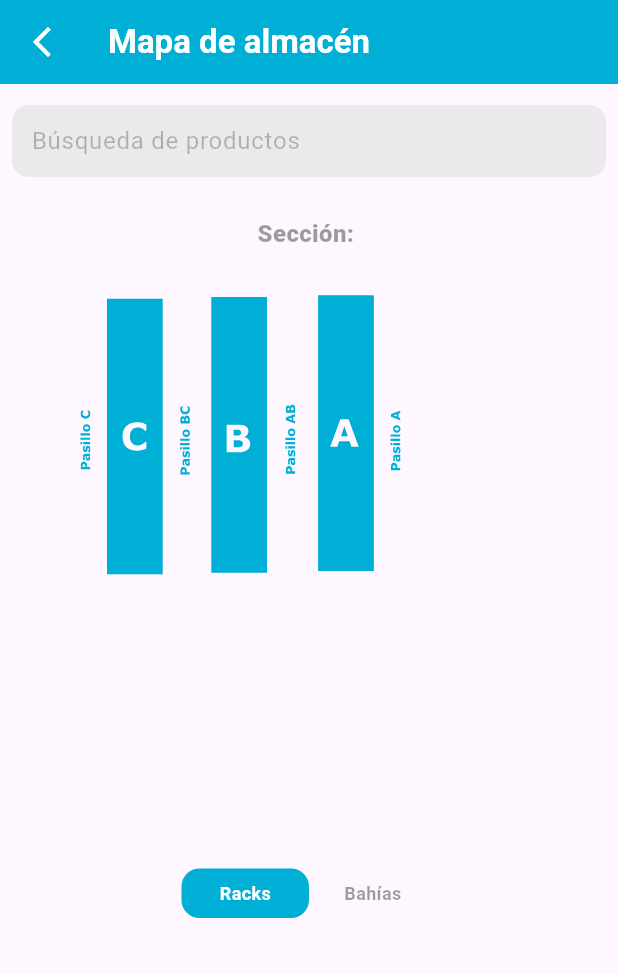
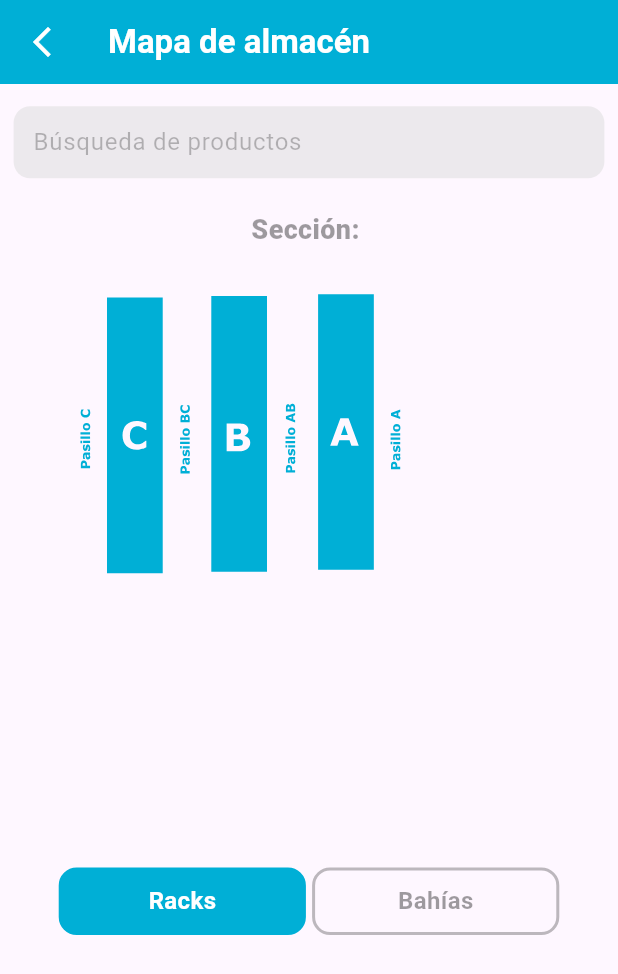
Before and after one commit to ValeBM-gif/app_handheld, a Flutter app: the MapaAlmacenScreen screen opened directly, on a phone screen of 412 x 824 dp. Shown: the top 974 px of the screen. Run offline on Flutter 3.47's test engine with Material 3 defaults, Android fonts, the light colour scheme and no system bars; drawn by our look-alikes of sliding_up_panel; our stand-ins replace animate_do, flutter_easyloading, numberpicker, path_drawing, shared_preferences, video_player; missing offline and left inert: keyboard_visibility_pro; accounts and stored records are empty.

Commit message:
fixes en mapa

```diff
--- a/lib/screens/mapa_almacen_screen.dart
+++ b/lib/screens/mapa_almacen_screen.dart
@@ -41,6 +41,7 @@ class _MapaAlmacenScreenState extends State<MapaAlmacenScreen> {
   bool mostrarListaCoincidencias = false;
   bool mapaCargado = false;
   bool mostrarDetalleBahia = false;
+
   String vista = "2";
   //vista 1: rack
   //vista 2: bahía
@@ -170,7 +171,7 @@ class _MapaAlmacenScreenState extends State<MapaAlmacenScreen> {
       clipper: clipper,
       child: GestureDetector(
         onTap: () => element != null
-            ? onElementSelected(element, abrirPanel, tapEnDetalle)
+            ? onElementSelected(element, abrirPanel, tapEnDetalle, false)
             : () {
                 print('element nulo');
               },
@@ -182,13 +183,12 @@ class _MapaAlmacenScreenState extends State<MapaAlmacenScreen> {
   }
 
   Future<void> onElementSelected(ElementoDeSVG svgElement,
-      bool tapEnMapaPrincipal, bool tapEnMapaDetalle) async {
+      bool tapEnMapaPrincipal, bool tapEnMapaDetalle, bool seleccionDeCoincidencia) async {
+    if(!seleccionDeCoincidencia){
       if (!mostrarDetalleBahia) {
         for (var e in elementosDeSVGPrincipal!) {
           e.resaltado = false;
           objetoSeleccionado = null;
-        // rackResaltado=null;
-        // bahiasResaltadas=[];
         }
         if (svgElement.tipoElemento == '2') {
           if (rackResaltado == null || svgElement.id != ultimoRackResaltado?.id) {
@@ -302,6 +302,26 @@ class _MapaAlmacenScreenState extends State<MapaAlmacenScreen> {
           elementosDeSVGDetalle
               ?.firstWhere((element) => element.id == svgElement.id)
               .resaltado = true;
+        }
+      }
+    }else{
+      for (var e in elementosDeSVGPrincipal!) {
+        e.resaltado = false;
+        objetoSeleccionado = null;
+        bahiasResaltadas.clear();
+        for (var rack in racks) {
+          for (var bahia in rack.bahias) {
+            if (bahia.id == svgElement.id) {
+              objetoSeleccionado = bahia;
+              elementosDeSVGPrincipal
+                  ?.firstWhere((element) => element.id == svgElement.id)
+                  .resaltado = true;
+              bahiasResaltadas.add(elementosDeSVGPrincipal!
+                  .firstWhere((element) => element.id == svgElement.id));
+              ultimasBahiasResaltadas = bahiasResaltadas;
+            }
+          }
+        }
       }
     }
 
@@ -431,7 +451,7 @@ class _MapaAlmacenScreenState extends State<MapaAlmacenScreen> {
                     ),
                   ),
                   vista == '1'
-                      ? GestureDetector(
+                      ?productosAMostrar.isNotEmpty? GestureDetector(
                           onTap: () {
                             mostrarDetalleBahia = !mostrarDetalleBahia;
                             setState(() {});
@@ -440,7 +460,7 @@ class _MapaAlmacenScreenState extends State<MapaAlmacenScreen> {
                               ? Icons.arrow_drop_down
                               : Icons.arrow_drop_up),
                         )
-                      : const SizedBox(),
+                      : const SizedBox(): const SizedBox(),
                   mostrarDetalleBahia
                       ? Center(
                           child: Padding(
@@ -485,37 +505,61 @@ class _MapaAlmacenScreenState extends State<MapaAlmacenScreen> {
                           separatorBuilder: (context, index) {
                             return const Divider();
                           },
-                          itemCount: productosAMostrar.length,
+                          itemCount:productosAMostrar.isNotEmpty? productosAMostrar.length:1,
                           itemBuilder: (context, index) {
-                            Producto producto = productosAMostrar[index];
+                            var producto;
+                            if(productosAMostrar.isNotEmpty){
+                               producto =productosAMostrar[index];
+                            }
+
                             return Container(
                               color: Colors.transparent,
                               child: Padding(
                                 padding: const EdgeInsets.symmetric(
                                     horizontal: 18.0),
                                 child: GestureDetector(
-                                  onTap: () {
+                                  onTap: () async {
+                                    if(productosAMostrar.isNotEmpty){
+                                      if(vista=='1'){
                                         mostrarDetalleBahia = true;
                                         for (var e in elementosDeSVGDetalle!) {
                                           if (e.id == '0${producto.nivel}') {
-                                        onElementSelected(e, false, false);
+                                            onElementSelected(e, false, false, false);
+                                          }
+                                        }
+                                      }else{
+                                        panelController.close();
+                                        vista='1';
+                                        loadSvgImagePrincipal(svgImg: svg);
+                                        List<ElementoDeSVG> elementos =
+                                            await getElementSVG(svg);
+                                        for (var elemento in elementos!) {
+                                          if (elemento.id ==
+                                              producto.locacion) {
+                                            print('lo encontró');
+                                            onElementSelected(
+                                                elemento, false, false, true);
+                                          } else {
+                                            print('no lo encontro');
+                                          }
+                                        }
                                       }
                                     }
                                     setState(() {});
                                   },
                                   child: ListTile(
                                     key: UniqueKey(),
-                                    leading: Image.network(
+                                    leading:productosAMostrar.isNotEmpty? Image.network(
                                       producto.pathFoto,
                                       height: 40,
                                       width: 40,
-                                    ),
-                                    title: Text(
-                                      producto.nombre,
+                                    ):const SizedBox(),
+                                    title: Text(productosAMostrar.isNotEmpty?
+                                      producto.nombre:'No hay productos en esta ubicación',
                                       style: greyTextStyle,
                                     ),
-                                    subtitle: Text(
-                                      'Locación: ${producto.locacion ?? 'no asignada'}',
+                                    subtitle: Text(productosAMostrar.isNotEmpty?
+                                      'Locación: ${producto.locacion ?? 'no asignada'}':'',
                                       style:
                                           greyTextStyle.copyWith(fontSize: 12),
                                     ),
@@ -532,11 +576,11 @@ class _MapaAlmacenScreenState extends State<MapaAlmacenScreen> {
                 children: [
                   Column(
                     children: [
-                      const SizedBox(
-                        height: 6,
+                       SizedBox(
+                        height: screenSize.height*.007,
                       ),
                       Padding(
-                        padding: const EdgeInsets.all(8.0),
+                        padding: EdgeInsets.all(screenSize.width * .022),
                         child: TextFormField(
                           cursorColor: kPrimaryColor,
                           decoration: InputDecoration(
@@ -557,7 +601,7 @@ class _MapaAlmacenScreenState extends State<MapaAlmacenScreen> {
                               },
                             ),
                             contentPadding:
-                                const EdgeInsets.only(left: 9, right: 9),
+                                 EdgeInsets.symmetric(horizontal: screenSize.width * .022),
                             labelText: 'Búsqueda de productos',
                             labelStyle: const TextStyle(color: Colors.black26),
                             filled: true,
@@ -587,11 +631,11 @@ class _MapaAlmacenScreenState extends State<MapaAlmacenScreen> {
                         ),
                       ),
                       Padding(
-                        padding: const EdgeInsets.only(top: 18.0),
+                        padding:  EdgeInsets.only(top: screenSize.width * .03),
                         child: Text(
                           'Sección: ${objetoSeleccionado != null ? objetoSeleccionado.id : ''}',
                           style: greyTextStyle.copyWith(
-                              fontWeight: FontWeight.w900, fontSize: 16),
+                              fontWeight: FontWeight.w900, fontSize: 18),
                         ),
                       ),
                       Center(
@@ -635,8 +679,9 @@ class _MapaAlmacenScreenState extends State<MapaAlmacenScreen> {
                                 setState(() {});
                               },
                               child: Container(
-                                width: 85,
+                                width: screenSize.width * .4,
                                 decoration: BoxDecoration(
+                                  border: Border.all(color:vista == '2'?kPrimaryColor: Colors.black26, width: 2, strokeAlign: BorderSide.strokeAlignInside),
                                   color: vista == '2'
                                       ? kPrimaryColor
                                       : Colors.transparent,
@@ -645,18 +690,19 @@ class _MapaAlmacenScreenState extends State<MapaAlmacenScreen> {
                                   ),
                                 ),
                                 child: Padding(
-                                  padding: const EdgeInsets.all(8.0),
+                                  padding: EdgeInsets.all(screenSize.width * .022),
                                   child: Center(
                                       child: Text(
                                     'Racks',
                                     style: vista == '2'
                                         ? greyTextStyle.copyWith(
-                                            color: Colors.white, fontSize: 12)
-                                        : greyTextStyle.copyWith(fontSize: 12),
+                                            color: Colors.white, fontSize: 16)
+                                        : greyTextStyle.copyWith(fontSize: 16),
                                   )),
                                 ),
                               ),
                             ),
+                             SizedBox(width: screenSize.width*.01,),
                             GestureDetector(
                               onTap: () {
                                 vista = '1';
@@ -664,8 +710,9 @@ class _MapaAlmacenScreenState extends State<MapaAlmacenScreen> {
                                 setState(() {});
                               },
                               child: Container(
-                                width: 85,
+                                width: screenSize.width * .4,
                                 decoration: BoxDecoration(
+                                  border: Border.all(color:vista == '1'?kPrimaryColor: Colors.black26, width: 2, strokeAlign: BorderSide.strokeAlignInside),
                                   color: vista == '1'
                                       ? kPrimaryColor
                                       : Colors.transparent,
@@ -674,14 +721,14 @@ class _MapaAlmacenScreenState extends State<MapaAlmacenScreen> {
                                   ),
                                 ),
                                 child: Padding(
-                                  padding: const EdgeInsets.all(8.0),
+                                  padding: EdgeInsets.all(screenSize.width * .022),
                                   child: Center(
                                       child: Text(
                                     'Bahías',
                                     style: vista == '1'
                                         ? greyTextStyle.copyWith(
-                                            color: Colors.white, fontSize: 12)
-                                        : greyTextStyle.copyWith(fontSize: 12),
+                                            color: Colors.white, fontSize: 16)
+                                        : greyTextStyle.copyWith(fontSize: 16),
                                   )),
                                 ),
                               ),
@@ -761,7 +808,7 @@ class _MapaAlmacenScreenState extends State<MapaAlmacenScreen> {
                                               productoABuscar!.locacion) {
                                             print('lo encontró');
                                             onElementSelected(
-                                                elemento, false, false);
+                                                elemento, false, false, true);
                                           } else {
                                             print('no lo encontro');
                                           }
--- a/lib/screens/productos_screen.dart
+++ b/lib/screens/productos_screen.dart
@@ -106,7 +106,7 @@ class _ProductosScreenState extends State<ProductosScreen> {
                       setState(() {});
                     },
                     child: Padding(
-                      padding: const EdgeInsets.symmetric(horizontal: 18.0),
+                      padding: EdgeInsets.symmetric(horizontal: 18),
                       child: ListTile(
                         trailing: Text(
                           producto.cantidadStock.toString(),
```
Also changed, not shown: lib/screens/home_screen.dart (+9 -9 lines), lib/screens/seleccionar_locacion_screen.dart (+5 -4 lines). Lines whose indentation alone changed are shown as unchanged.
